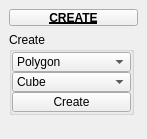
m3trik/tentacle, file tentacle/ui/3/create.ui: the form before one commit.
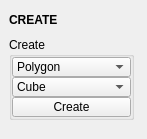
The form after the commit. Custom widgets are drawn as their Qt base class.

Patch:
```diff
--- a/tentacle/ui/3/create.ui
+++ b/tentacle/ui/3/create.ui
@@ -40,32 +40,28 @@
   <widget class="QWidget" name="main_widget">
    <layout class="QVBoxLayout" name="verticalLayout_2">
     <item>
-     <widget class="PushButtonDraggable" name="draggable_header">
+     <widget class="Draggable_header" name="draggable_header">
       <property name="minimumSize">
        <size>
-        <width>19</width>
-        <height>17</height>
+        <width>0</width>
+        <height>22</height>
        </size>
       </property>
       <property name="maximumSize">
        <size>
-        <width>999</width>
-        <height>17</height>
+        <width>125</width>
+        <height>22</height>
        </size>
       </property>
       <property name="font">
        <font>
         <weight>75</weight>
         <bold>true</bold>
-        <underline>true</underline>
        </font>
       </property>
       <property name="text">
        <string>CREATE</string>
       </property>
-      <property name="checkable">
-       <bool>true</bool>
-      </property>
      </widget>
     </item>
     <item>
@@ -316,21 +312,21 @@
   </widget>
  </widget>
  <customwidgets>
+  <customwidget>
+   <class>PushButton</class>
+   <extends>QPushButton</extends>
+   <header>widgets.pushbutton.h</header>
+  </customwidget>
+  <customwidget>
+   <class>Draggable_header</class>
+   <extends>QLabel</extends>
+   <header>draggable_header.h</header>
+  </customwidget>
   <customwidget>
    <class>ComboBox</class>
    <extends>QComboBox</extends>
    <header>widgets.combobox.h</header>
   </customwidget>
-  <customwidget>
-   <class>PushButtonDraggable</class>
-   <extends>QPushButton</extends>
-   <header>widgets.pushbuttondraggable.h</header>
-  </customwidget>
-  <customwidget>
-   <class>PushButton</class>
-   <extends>QPushButton</extends>
-   <header>widgets.pushbutton.h</header>
-  </customwidget>
  </customwidgets>
  <resources/>
  <connections/>
```
